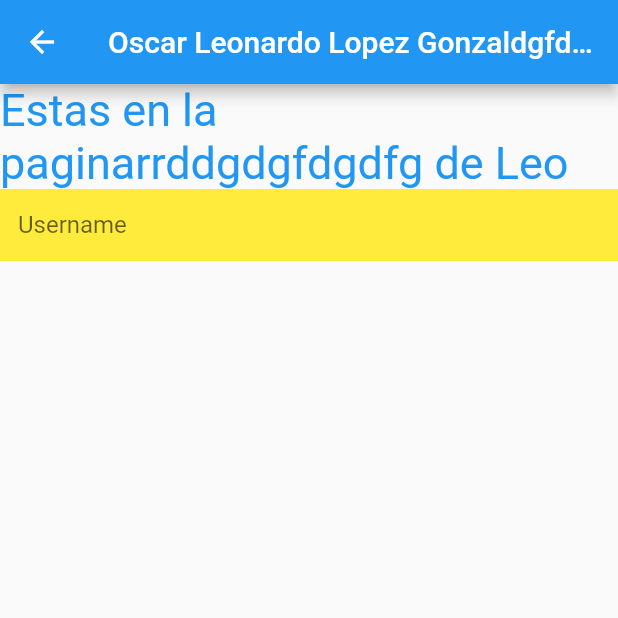
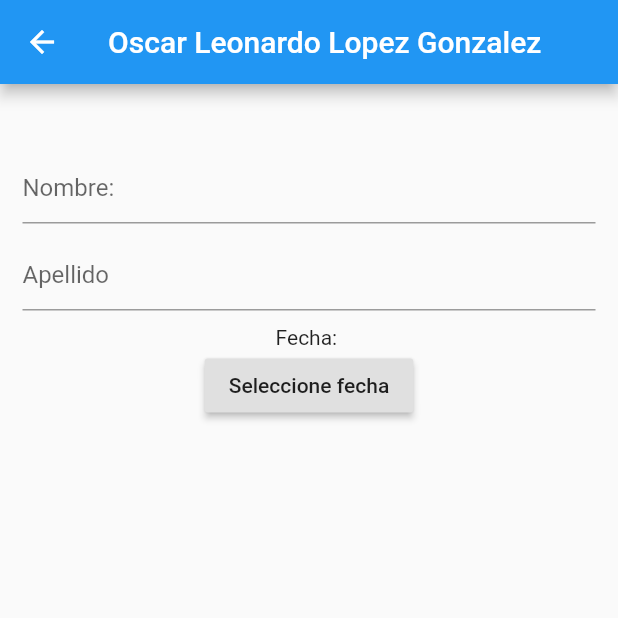
Before and after one commit to BRIANKAIVA1110/Flutter_tp, a Flutter app: the PagLeonardo screen opened by its route, on a phone screen of 412 x 824 dp, the top half of it. Run offline on Flutter 3.47's test engine with Material 2 defaults, Android fonts, the phone set to English and light mode, and no system bars; our stand-ins replace flutter_datetime_picker; missing offline and left inert: flutter_rounded_date_picker.

```diff
--- a/tp_flutter/lib/pages/OLeonardo_LopezG.dart
+++ b/tp_flutter/lib/pages/OLeonardo_LopezG.dart
@@ -1,4 +1,9 @@
+import 'package:flutter_datetime_picker/flutter_datetime_picker.dart';
+import 'package:flutter_localizations/flutter_localizations.dart';
+import 'package:flutter_rounded_date_picker/rounded_picker.dart';
 import 'package:flutter/material.dart';
+
+import '../main.dart';
 
 
 class PagLeonardo extends StatefulWidget{
@@ -8,37 +13,54 @@ class PagLeonardo extends StatefulWidget{
   _PagLeonardoState createState() => _PagLeonardoState();
 }
 class _PagLeonardoState extends State<PagLeonardo> {
+DateTime _dateTime;
 @override
   Widget build(BuildContext context) {
-    return Scaffold(
+    return   Scaffold(
       appBar: AppBar(
-        title: Text('Oscar Leonardo Lopez Gonzaldgfdgdfez'),
+
+        title: Text('Oscar Leonardo Lopez Gonzalez'),
+
       ),
-       body: Center(
-         child: Column(
-           children: <Widget>[
-             Text('Estas en la paginarrddgdgfdgdfg de Leo',
-                style: TextStyle(
-                  color: Colors.blue,
-                  fontSize: 30.0,
-                ),
-                ),
-                Column(
-                  children: <Widget>[
-                    TextField(
-            decoration: InputDecoration(
-            border: InputBorder.none,
-            fillColor: Colors.yellow,
-            filled: true,
-            hintText: 'Username',
-          )),
-                  ],
-                ),
-           ],
+      body: Padding(
+        padding: const EdgeInsets.all(15.0),
+        child: Center(
+          child: Column(
+            //mainAxisAlignment: MainAxisAlignment.center,
+            children: <Widget>[
+              SizedBox(height:30.0),
+              textfields("Nombre: "),
+              SizedBox(height:10.0),
+              textfields('Apellido'),
+              SizedBox(height:10.0),
+              Text(_dateTime == null? 'Fecha: ': _dateTime.toString()),
+              RaisedButton(
+                child: Text('Seleccione fecha'),
+                onPressed: (){
+                  showDatePicker(
+                    context: context,
+                    initialDate: DateTime.now(),
+                    firstDate:DateTime(2000),
+                    lastDate:DateTime(2030),
+                  ).then((date){
+                    _dateTime=date;
+                  });
+                },
+              )
 
+             ],
+           ),
          ),
+      )
+    );
+  }Widget textfields(String nombre){
+    return TextField(
+      decoration:InputDecoration(
+        contentPadding:const EdgeInsets.symmetric(vertical: 10.0) ,
+        hintText:nombre,
 
-        ),
+      ),
     );
   }
+
 }
--- a/tp_flutter/pubspec.yaml
+++ b/tp_flutter/pubspec.yaml
@@ -29,6 +29,9 @@ dependencies:
   # Use with the CupertinoIcons class for iOS style icons.
   cupertino_icons: ^0.1.3
   flutter_datetime_picker: ^1.3.8
+  flutter_localizations:
+    sdk: flutter
+  flutter_rounded_date_picker: 1.0.0
 dev_dependencies:
   flutter_test:
     sdk: flutter
```
Also changed, not shown: tp_flutter/pubspec.lock.
